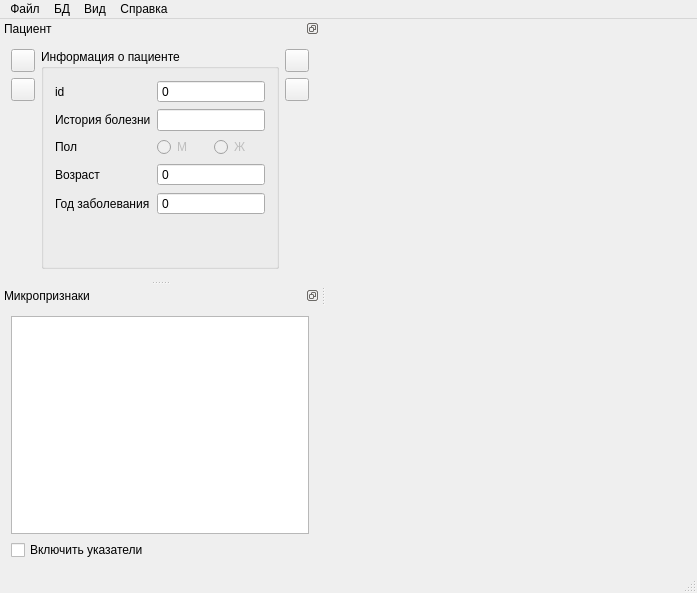
First picture: the form in dialogs/mainwindow.ui, repository gurmaaan/AtlasKidney, before the edit.
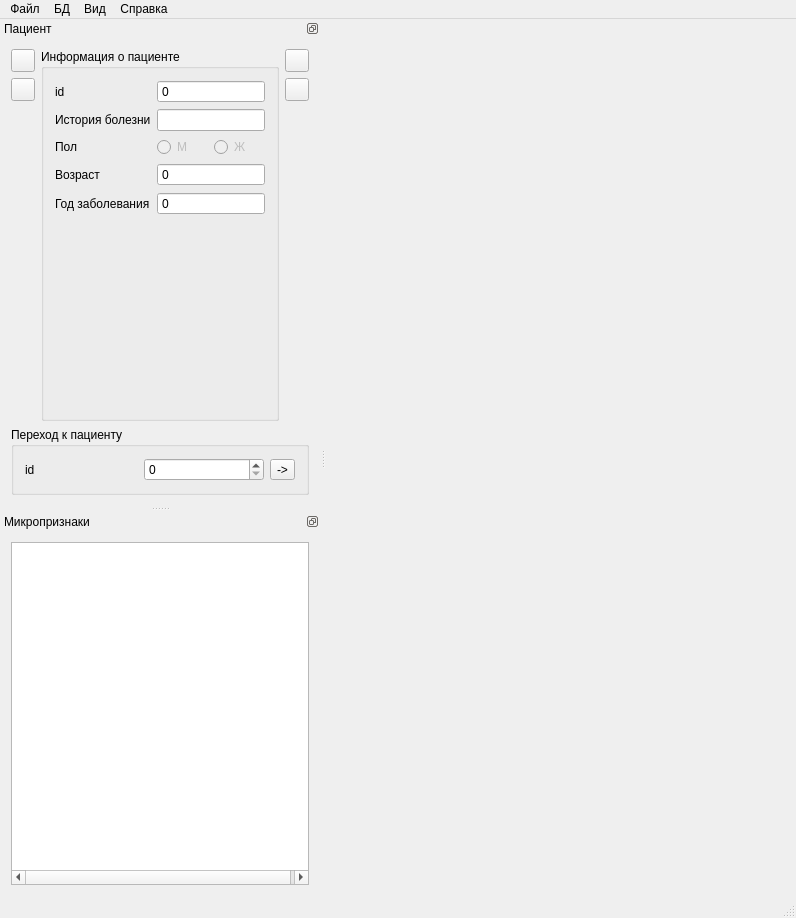
Second picture: the form after the edit. Icons and pictures are not drawn. Custom widgets are drawn as their Qt base class.

```diff
--- a/dialogs/mainwindow.ui
+++ b/dialogs/mainwindow.ui
@@ -6,8 +6,8 @@
    <rect>
     <x>0</x>
     <y>0</y>
-    <width>697</width>
-    <height>593</height>
+    <width>796</width>
+    <height>918</height>
    </rect>
   </property>
   <property name="windowTitle">
@@ -29,7 +29,7 @@
     <rect>
      <x>0</x>
      <y>0</y>
-     <width>697</width>
+     <width>796</width>
      <height>21</height>
     </rect>
    </property>
@@ -79,8 +79,8 @@
    </property>
    <property name="minimumSize">
     <size>
-     <width>265</width>
-     <height>238</height>
+     <width>295</width>
+     <height>282</height>
     </size>
    </property>
    <property name="features">
@@ -96,6 +96,8 @@
     <number>1</number>
    </attribute>
    <widget class="QWidget" name="patientContent_dock">
+    <layout class="QVBoxLayout" name="verticalLayout_3">
+     <item>
     <layout class="QHBoxLayout" name="horizontalLayout">
      <item>
       <layout class="QVBoxLayout" name="previousPatient_v_layout">
@@ -283,6 +285,44 @@
       </layout>
      </item>
     </layout>
+     </item>
+     <item>
+      <widget class="QGroupBox" name="jumpToPatient_gb">
+       <property name="title">
+        <string>Переход к пациенту </string>
+       </property>
+       <layout class="QHBoxLayout" name="horizontalLayout_2">
+        <item>
+         <widget class="QLabel" name="jumpID_label">
+          <property name="text">
+           <string>id</string>
+          </property>
+         </widget>
+        </item>
+        <item>
+         <widget class="QSpinBox" name="jump_sb">
+          <property name="minimumSize">
+           <size>
+            <width>120</width>
+            <height>0</height>
+           </size>
+          </property>
+          <property name="maximum">
+           <number>10000</number>
+          </property>
+         </widget>
+        </item>
+        <item>
+         <widget class="QToolButton" name="jump_btn">
+          <property name="text">
+           <string>-&gt;</string>
+          </property>
+         </widget>
+        </item>
+       </layout>
+      </widget>
+     </item>
+    </layout>
    </widget>
   </widget>
   <widget class="QDockWidget" name="microfeatures_dock">
@@ -301,13 +341,28 @@
    <widget class="QWidget" name="microfeatures_dockContent">
     <layout class="QVBoxLayout" name="verticalLayout">
      <item>
-      <widget class="QListView" name="microfeatures_listView"/>
-     </item>
-     <item>
-      <widget class="QCheckBox" name="features_sign_cb">
+      <widget class="QTreeWidget" name="microfeatures_treeWidget">
+       <property name="columnCount">
+        <number>3</number>
+       </property>
+       <attribute name="headerVisible">
+        <bool>false</bool>
+       </attribute>
+       <column>
        <property name="text">
-        <string>Включить указатели</string>
-       </property>
+         <string notr="true">1</string>
+        </property>
+       </column>
+       <column>
+        <property name="text">
+         <string notr="true">2</string>
+        </property>
+       </column>
+       <column>
+        <property name="text">
+         <string notr="true">3</string>
+        </property>
+       </column>
       </widget>
      </item>
     </layout>
```
Left out of the diff: 24 changed lines with no effect on the pictures. Lines whose indentation alone changed are shown as unchanged.
